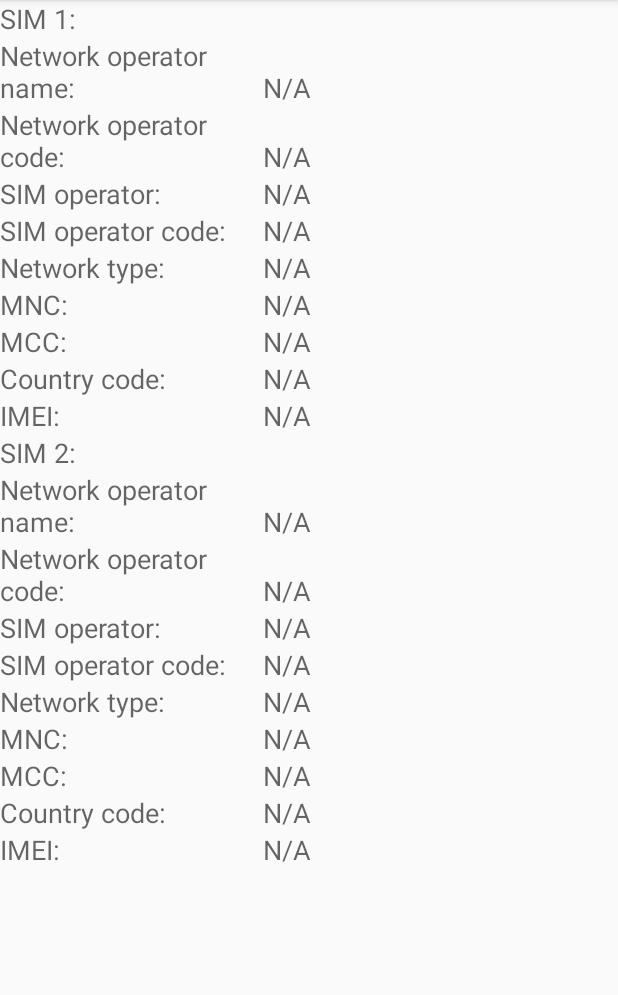
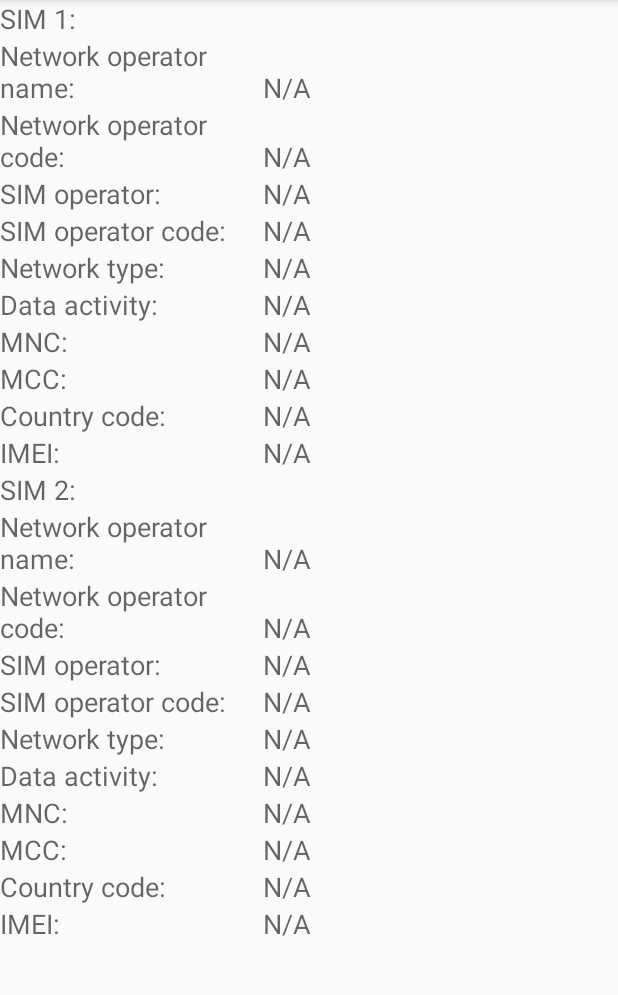
Before and after one commit to WeAreFairphone/FP2-Checkup, an Android app: the layout view_modem_test.xml on its own in the app's theme, with its tools: preview values and no code run, on a phone screen of 412 x 824 dp, the part 84-1079 px from its top. Run offline under Robolectric (Android 15) with nearby library versions, the phone set to English and light mode, and no system bars.

Commit message:
Revert "Clean up modem test."
This reverts commit 1fd2a4c6eaf2fc1e254f03522fa9d8bb1a332576.

```diff
--- a/app/src/main/res/layout/view_modem_test.xml
+++ b/app/src/main/res/layout/view_modem_test.xml
@@ -108,11 +108,28 @@
                 android:layout_toEndOf="@id/tvNetworkType" />
 
             <TextView
+                android:id="@+id/tvDataActivity"
+                android:textAppearance="?android:textAppearanceMedium"
+                android:layout_width="175dp"
+                android:layout_height="wrap_content"
+                android:layout_below="@id/tvNetworkType"
+                android:text="@string/modem_data_activity" />
+
+            <TextView
+                android:layout_width="wrap_content"
+                android:layout_height="wrap_content"
+                android:textAppearance="?android:attr/textAppearanceMedium"
+                android:text="@string/not_available"
+                android:id="@+id/modem_data_activity_value"
+                android:layout_alignBottom="@id/tvDataActivity"
+                android:layout_toEndOf="@id/tvDataActivity" />
+
+            <TextView
                 android:id="@+id/tvMnc0"
                 android:textAppearance="?android:textAppearanceMedium"
                 android:layout_width="175dp"
                 android:layout_height="wrap_content"
-                android:layout_below="@id/tvNetworkType"
+                android:layout_below="@id/tvDataActivity"
                 android:text="@string/modem_mnc" />
 
             <TextView
@@ -271,11 +288,28 @@
                 android:layout_toEndOf="@id/tvNetworkType2" />
 
             <TextView
+                android:id="@+id/tvDataActivity2"
+                android:textAppearance="?android:textAppearanceMedium"
+                android:layout_width="175dp"
+                android:layout_height="wrap_content"
+                android:layout_below="@id/tvNetworkType2"
+                android:text="@string/modem_data_activity" />
+
+            <TextView
+                android:layout_width="wrap_content"
+                android:layout_height="wrap_content"
+                android:textAppearance="?android:attr/textAppearanceMedium"
+                android:text="@string/not_available"
+                android:id="@+id/modem_data_activity2_value"
+                android:layout_alignBottom="@id/tvDataActivity2"
+                android:layout_toEndOf="@id/tvDataActivity2" />
+
+            <TextView
                 android:id="@+id/tvMnc1"
                 android:textAppearance="?android:textAppearanceMedium"
                 android:layout_width="175dp"
                 android:layout_height="wrap_content"
-                android:layout_below="@id/tvNetworkType2"
+                android:layout_below="@id/tvDataActivity2"
                 android:text="@string/modem_mnc" />
 
             <TextView
```
Also changed, not shown: app/src/main/java/com/fairphone/checkup/tests/modem/ModemTest.java (+134 -6 lines).
